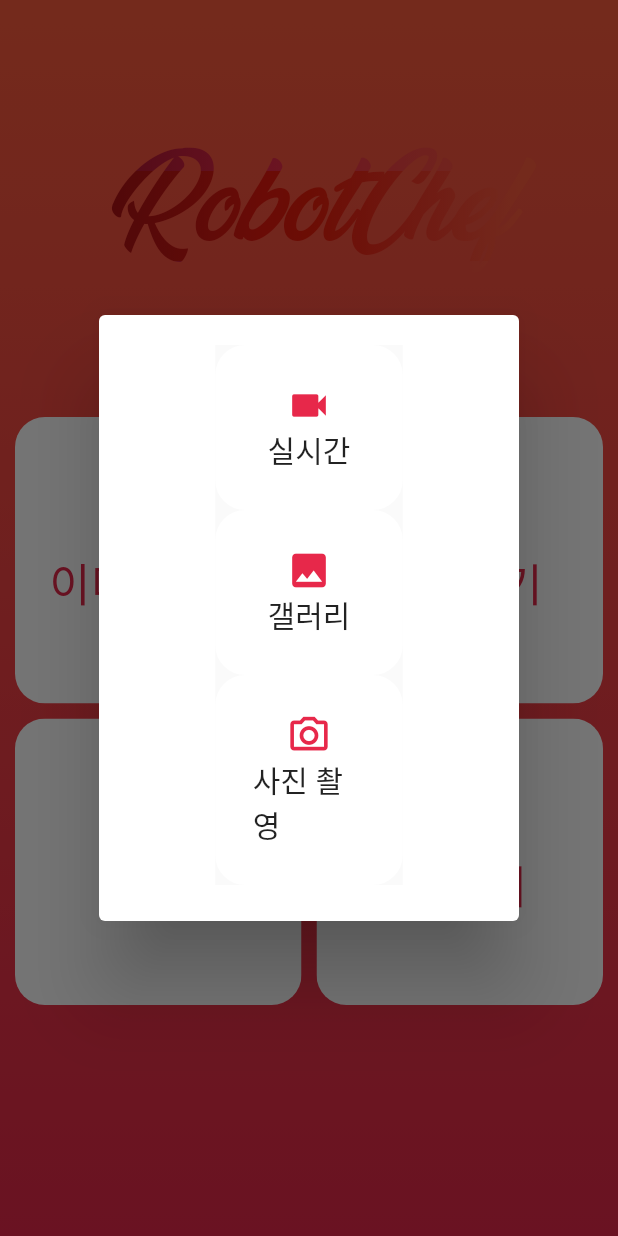
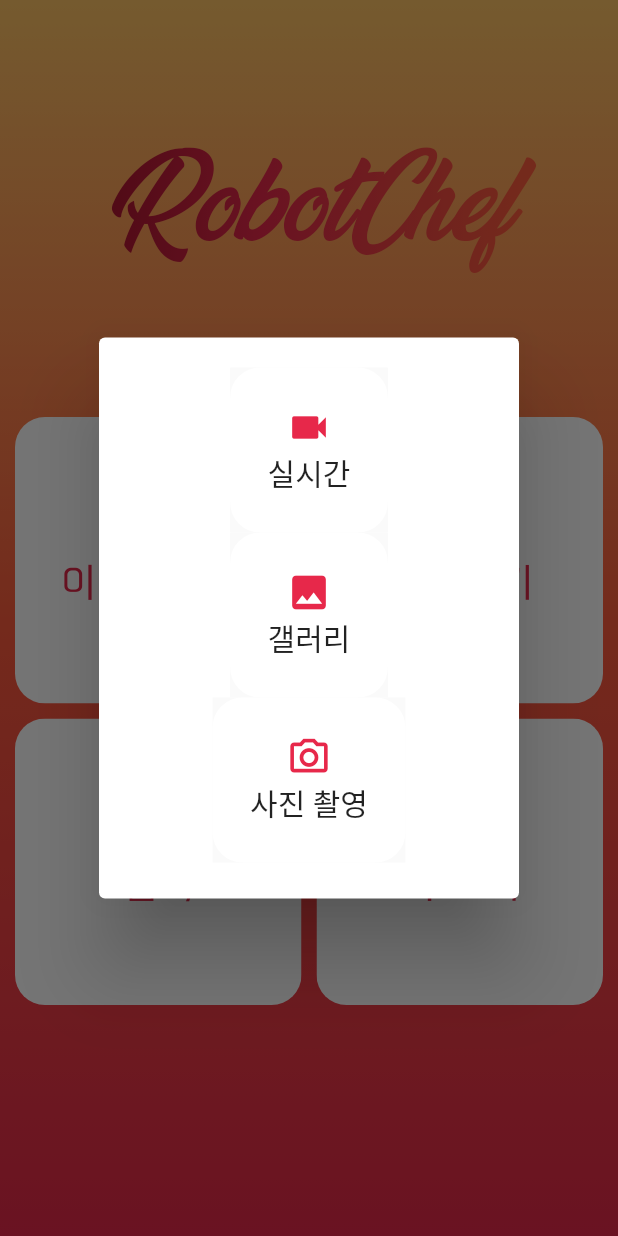
Before and after one commit to hookSSi/RobotChef, a Flutter app: the screen it shows after launch, after a tap on "이미지 선택", on a phone screen of 412 x 824 dp. Run offline on Flutter 3.47's test engine with Material 2 defaults, Android fonts, the phone set to English and light mode, and no system bars; drawn by our look-alikes of gradient_widgets; our stand-ins replace camera, dio, image_picker, permission_handler, rxdart, sqflite and 1 more; missing offline and left inert: elastic_client, flutter_exif_rotation; accounts and stored records are empty.

Commit message:
[Fix] UI 복구 완료
- git 실수로 사라진 코드들을 일부 복구 하였음

```diff
--- a/robotchef_app/lib/screen/camera_screen.dart
+++ b/robotchef_app/lib/screen/camera_screen.dart
@@ -62,7 +62,7 @@ class _CameraScreenState extends State<CameraScreen> {
       var t = new DateTime.now().millisecondsSinceEpoch - _lastTime;
       if (_duration < t / 1000) {
           getTemporaryDirectory().then((tempDir) {
-            File imgFile = File('${tempDir.path}/image.jpeg');
+            File imgFile = File('${tempDir.path}/image.jpg');
             Navigator.pop(context);
             Navigator.of(context).push(MaterialPageRoute(
                 fullscreenDialog: true,
--- a/robotchef_app/lib/screen/detail_screen.dart
+++ b/robotchef_app/lib/screen/detail_screen.dart
@@ -84,7 +84,7 @@ class _DetailScreenState extends State<DetailScreen> {
                   child: FadeInImage(
                     image: NetworkImage(widget.recipe.thumbnail),
                     fit: BoxFit.cover,
-                    placeholder: AssetImage('images/loading.gif'),
+                    placeholder: AssetImage('assets/images/loading.gif'),
                   ),
                 ),
               ),
--- a/robotchef_app/lib/screen/home_screen.dart
+++ b/robotchef_app/lib/screen/home_screen.dart
@@ -3,8 +3,6 @@ import 'package:camera/camera.dart';
 import 'package:flutter/cupertino.dart';
 import 'package:flutter/material.dart';
 import 'package:flutter/painting.dart';
-import 'package:gradient_widgets/gradient_widgets.dart';
-import '../robotchef_theme.dart';
 import 'package:flutter_app/screen/bookmark_screen.dart';
 import 'package:flutter_app/screen/camera_screen.dart';
 import 'package:flutter_app/screen/detected_image_screen.dart';
@@ -86,7 +84,7 @@ class _HomeScreenState extends State<HomeScreen> {
               children: <Widget>[
                 Material(
                   child: InkWell(
-                    child: Container(
+                    child: FittedBox(child: Container(
                       child: Column(
                         mainAxisSize: MainAxisSize.min,
                         mainAxisAlignment: MainAxisAlignment.spaceBetween,
@@ -101,13 +99,12 @@ class _HomeScreenState extends State<HomeScreen> {
                           ),
                         ],
                       ),
-                      width: 125,
                       decoration: BoxDecoration(
                           borderRadius: BorderRadius.circular(20),
                           border: Border.all(color: Colors.white, width: 5.0),
                           color: Theme.of(context).buttonColor),
                       padding: EdgeInsets.all(20.0),
-                    ),
+                    )),
                     onTap: () {
                       Navigator.of(context, rootNavigator: true).pop('dialog');
                       realTimeObjectDetect();
@@ -116,14 +113,14 @@ class _HomeScreenState extends State<HomeScreen> {
                 ),
                 Material(
                   child: InkWell(
-                    child: Container(
+                    child: FittedBox(child:Container(
                       child: Column(
                         mainAxisSize: MainAxisSize.min,
                         mainAxisAlignment: MainAxisAlignment.spaceBetween,
                         children: <Widget>[
                           Icon(
-                            Icons.photo,
-                            color: Theme.of(context).iconTheme.color
+                              Icons.photo,
+                              color: Theme.of(context).iconTheme.color
                           ),
                           Text(
                             "갤러리",
@@ -131,13 +128,12 @@ class _HomeScreenState extends State<HomeScreen> {
                           )
                         ],
                       ),
-                      width: 125,
                       decoration: BoxDecoration(
                           borderRadius: BorderRadius.circular(20),
                           border: Border.all(color: Colors.white, width: 5.0),
                           color: Theme.of(context).buttonColor),
                       padding: EdgeInsets.all(20.0),
-                    ),
+                    )),
                     onTap: () {
                       Navigator.of(context, rootNavigator: true).pop('dialog');
                       takeImageFromGallary();
@@ -146,14 +142,14 @@ class _HomeScreenState extends State<HomeScreen> {
                 ),
                 Material(
                   child: InkWell(
-                    child: Container(
+                    child: FittedBox(child:Container(
                       child: Column(
                         mainAxisSize: MainAxisSize.min,
                         mainAxisAlignment: MainAxisAlignment.spaceBetween,
                         children: <Widget>[
                           Icon(
-                            Icons.camera_alt_outlined,
-                            color: Theme.of(context).iconTheme.color
+                              Icons.camera_alt_outlined,
+                              color: Theme.of(context).iconTheme.color
                           ),
                           Text(
                             "사진 촬영",
@@ -161,13 +157,12 @@ class _HomeScreenState extends State<HomeScreen> {
                           )
                         ],
                       ),
-                      width: 125,
                       decoration: BoxDecoration(
                           borderRadius: BorderRadius.circular(20),
                           border: Border.all(color: Colors.white, width: 5.0),
                           color: Theme.of(context).buttonColor),
                       padding: EdgeInsets.all(20.0),
-                    ),
+                    )),
                     onTap: () {
                       Navigator.of(context, rootNavigator: true).pop('dialog');
                       takeImageFromCamera();
@@ -191,6 +186,7 @@ class _HomeScreenState extends State<HomeScreen> {
               begin: FractionalOffset.topCenter,
               end: FractionalOffset.bottomCenter,
               colors: [
+                Theme.of(context).primaryColor,
                 Theme.of(context).primaryColorLight,
                 Theme.of(context).primaryColorDark,
               ]
@@ -199,17 +195,7 @@ class _HomeScreenState extends State<HomeScreen> {
           child: Column(children: <Widget>[
             /// RobotChef 이미지
             Expanded(child: Center(child: Container(
-              child: GradientText(
-                'RobotChef',
-                gradient: LinearGradient(
-                  colors: [
-                    const Color(0xFFfec566),
-                    const Color(0xFFfe921f),
-                    Colors.white
-                  ]
-                ),
-                style: Theme.of(context).textTheme.headline1,
-              ),
+              child: Text("RobotChef", style: Theme.of(context).textTheme.headline1,),
             ),), flex: 1,),
             Expanded(child: GridView.count(
               crossAxisCount: 2,
--- a/robotchef_app/lib/screen/more_screen.dart
+++ b/robotchef_app/lib/screen/more_screen.dart
@@ -65,7 +65,7 @@ class _MoreScreenState extends State<MoreScreen> {
   Widget build(BuildContext context) {
     return Scaffold(
       appBar: AppBar(
-          title: Text('더 보기  ', style: Theme.of(context).textTheme.bodyText1,),
+          title: Text('더 보기 ', style: Theme.of(context).textTheme.bodyText1,),
           leading: IconButton(
               icon: Icon(Icons.arrow_back),
               onPressed: () {
--- a/robotchef_app/lib/screen/search_screen.dart
+++ b/robotchef_app/lib/screen/search_screen.dart
@@ -297,7 +297,7 @@ class _SearchScreenState extends State<SearchScreen> {
         child: Column(
           children: <Widget>[
             AnimatedContainer(
-              height: _showAppbar ? 112.0 : 0.0,
+              height: _showAppbar ? (ingredientsDict["ingredients"].length > 0 ? 112.0 : 56.0) : 0.0,
               duration: Duration(milliseconds: 200),
               child: Column(
                 children: <Widget>[
@@ -373,7 +373,7 @@ class _SearchScreenState extends State<SearchScreen> {
                         }),
                     iconTheme: Theme.of(context).iconTheme,
                   ),
-                  SingleChildScrollView(
+                  ingredientsDict["ingredients"].length > 0 ? SingleChildScrollView(
                     scrollDirection: Axis.horizontal,
                     child: Container(
                       child: Row(
@@ -392,7 +392,7 @@ class _SearchScreenState extends State<SearchScreen> {
                         }),
                       ),
                     ),
-                  )
+                  ) : Container()
                 ],
               ),
             ),
--- a/robotchef_app/lib/widget/camera.dart
+++ b/robotchef_app/lib/widget/camera.dart
@@ -116,7 +116,7 @@ class _CameraState extends State<Camera>
       int startTime = new DateTime.now().millisecondsSinceEpoch;
 
       final tempDir = await getTemporaryDirectory();
-      final file = await new File('${tempDir.path}/image.jpeg').create();
+      final file = await new File('${tempDir.path}/image.jpg').create();
       file.writeAsBytes(img);
 
       MultipartFile imgFile = MultipartFile.fromBytes(img, filename: 'uploadImage.jpeg');
```
Also changed, not shown: robotchef_app/assets/fonts/BMHANNAAir_ttf.ttf (renamed from robotchef_app/fonts/BMHANNAAir_ttf.ttf).
